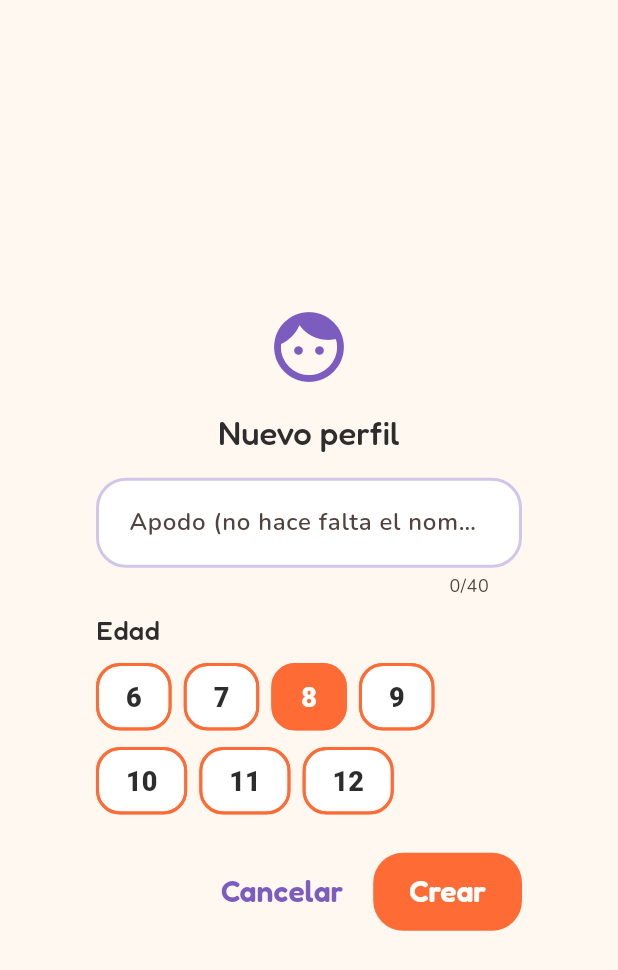
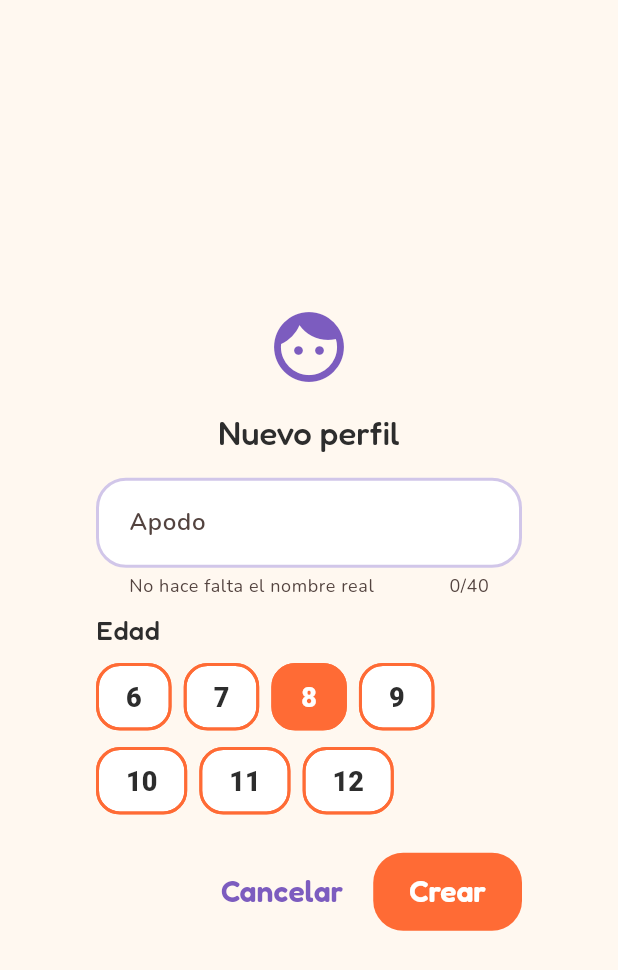
Before and after one commit to Josuehmz/storydraw, a Flutter app: the _FormularioPerfil widget shown alone on an empty page, opened directly, on a phone screen of 412 x 824 dp. Shown: the top 970 px of the screen. Run offline on Flutter 3.47's test engine with Material 3 defaults, Android fonts, the light colour scheme and no system bars; our stand-ins replace dio, flutter_riverpod, hive, hive_flutter, shared_preferences; missing offline and left inert: perfect_freehand; accounts and stored records are empty; network calls fail.

Commit message:
App: en pantallas anchas (web) una columna centrada como en el celular, y el apodo sin cortarse

```diff
--- a/app/lib/presentation/app.dart
+++ b/app/lib/presentation/app.dart
@@ -16,7 +16,38 @@ class StoryDrawApp extends StatelessWidget {
       title: 'StoryDraw',
       debugShowCheckedModeBanner: false,
       theme: construirTema(),
+      builder: (context, child) => _ColumnaCentrada(child: child!),
       home: const _Inicio(),
+    );
+  }
+}
+
+/// Ancho máximo de la app. En una pantalla ancha (la versión web en un computador) la app
+/// se ve como en el celular: una columna centrada, sin estirar el lienzo ni las tarjetas.
+const double kAnchoMaximo = 560;
+
+class _ColumnaCentrada extends StatelessWidget {
+  const _ColumnaCentrada({required this.child});
+
+  final Widget child;
+
+  @override
+  Widget build(BuildContext context) {
+    final media = MediaQuery.of(context);
+    if (media.size.width <= kAnchoMaximo) return child;
+    return ColoredBox(
+      color: Colores.azul.withValues(alpha: 0.08),
+      child: Center(
+        child: Container(
+          width: kAnchoMaximo,
+          decoration: BoxDecoration(color: Colores.crema, boxShadow: sombraSuave()),
+          // Las pantallas miden el ancho con MediaQuery: que vean el de la columna.
+          child: MediaQuery(
+            data: media.copyWith(size: Size(kAnchoMaximo, media.size.height)),
+            child: child,
+          ),
+        ),
+      ),
     );
   }
 }
--- a/app/lib/presentation/perfiles/pantalla_perfiles.dart
+++ b/app/lib/presentation/perfiles/pantalla_perfiles.dart
@@ -178,7 +178,10 @@ class _FormularioPerfilState extends State<_FormularioPerfil> {
               controller: _apodo,
               maxLength: 40,
               textCapitalization: TextCapitalization.words,
-              decoration: const InputDecoration(labelText: 'Apodo (no hace falta el nombre real)'),
+              decoration: const InputDecoration(
+                labelText: 'Apodo',
+                helperText: 'No hace falta el nombre real',
+              ),
             ),
             const SizedBox(height: 8),
             Text('Edad', style: Tipos.subtitulo.copyWith(fontSize: 18)),
```
